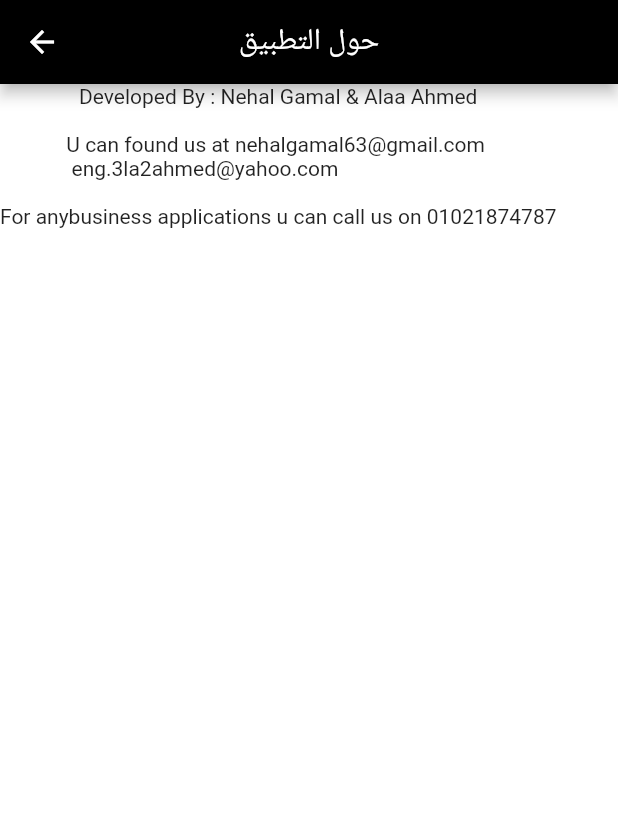
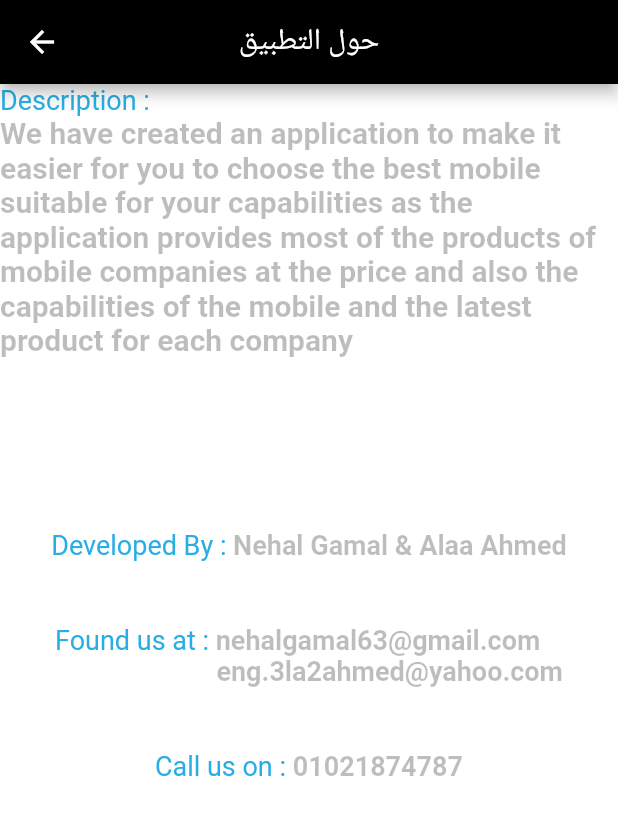
Before and after one commit to alaa1910/Mobile_Store, a Flutter app: the About screen opened by its route, on a phone screen of 412 x 824 dp. Shown: the top 815 px of the screen. Run offline on Flutter 3.47's test engine with Material 2 defaults, Android fonts, the phone set to English and light mode, and no system bars; our stand-ins replace carousel_pro, firebase_auth, firebase_core, outline_material_icons; accounts and stored records are empty.

Commit message:
Merge branch 'master' of https://github.com/alaa1910/final_yat_project_flutter
 Conflicts:
	lib/pages/compount/mydrawer.dart

```diff
--- a/lib/pages/compount/about.dart
+++ b/lib/pages/compount/about.dart
@@ -2,6 +2,9 @@
 import 'package:flutter/material.dart';
 
 class About extends StatefulWidget {
+
+  static const color = const Color(0xffb26ade4);
+  final longString="We have created an application to make it easier for you to choose the best mobile suitable for your capabilities as the application provides most of the products of mobile companies at the price and also the capabilities of the mobile and the latest product for each company";
   @override
   _AboutState createState() => _AboutState();
 }
@@ -14,12 +17,48 @@ class _AboutState extends State<About> {
 
     ),
    body: Container(
-     child: Column(
+     child:
+     Column(
        children: [
-         Text("Developed By : Nehal Gamal & Alaa Ahmed\n"),
-         Text("U can found us at nehalgamal63@gmail.com \n eng.3la2ahmed@yahoo.com\n"),
-         Text("For anybusiness applications u can call us on 01021874787\n ")
+         const Text.rich(
+           TextSpan(style: TextStyle(color: Color(0xFFB26ade4),
+           fontSize: 18),
+             text:"Description :", // default text style
+             children: <TextSpan>[
+               TextSpan(text: "\nWe have created an application to make it easier for you to choose the best mobile suitable for your capabilities as the application provides most of the products of mobile companies at the price and also the capabilities of the mobile and the latest product for each company\n\n\n\n\n",
+                 style: TextStyle(color: Colors.black26,fontWeight: FontWeight.bold,fontSize:20),),
+             ],
+           ),
+         ),
 
+         const Text.rich(
+           TextSpan(style: TextStyle(color: Color(0xFFB26ade4),
+               fontSize: 18),
+             text:"Developed By : ", // default text style
+             children: <TextSpan>[
+               TextSpan(text: "Nehal Gamal & Alaa Ahmed\n\n",style: TextStyle(color: Colors.black26,fontWeight: FontWeight.bold),),
+             ],
+           ),
+         ),
+         const Text.rich(
+           TextSpan(style: TextStyle(color: Color(0xFFB26ade4),
+               fontSize: 18),
+             text:"Found us at : ", // default text style
+             children: <TextSpan>[
+               TextSpan(text: "nehalgamal63@gmail.com \n                        eng.3la2ahmed@yahoo.com\n",style: TextStyle(color: Colors.black26,fontWeight: FontWeight.bold),),
+             ],
+           ),
+         ),
+         const Text.rich(
+           TextSpan(style: TextStyle(color: Color(0xFFB26ade4),
+               fontSize: 18),
+             text:"\nCall us on : ", // default text style
+             children: <TextSpan>[
+               TextSpan(text: "01021874787",
+                 style: TextStyle(color: Colors.black26,fontWeight: FontWeight.bold),),
+             ],
+           ),
+         )
        ],
      ),
    ),
```
